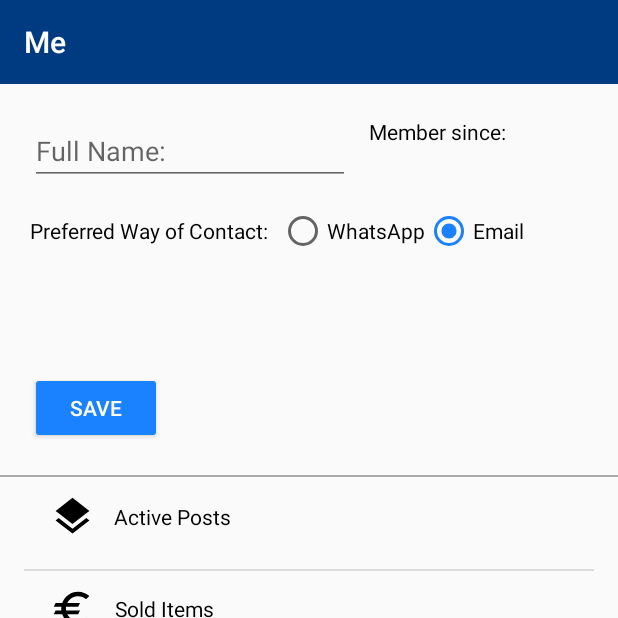
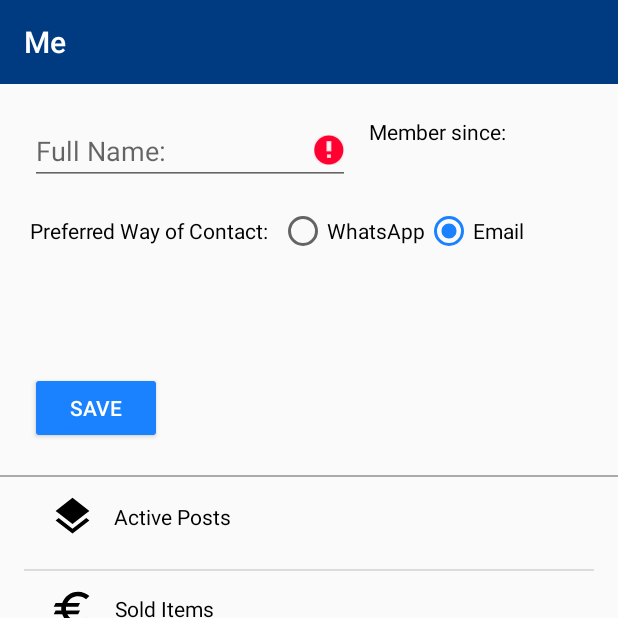
Before and after one commit to tillchen/JStore_Android, an Android app: the MeFragment screen opened through its navigation route, after a tap on "SAVE", on a phone screen of 412 x 824 dp, the top half of it. Run offline under Robolectric (Android 15) with nearby library versions, the light colour scheme and no system bars; our stand-ins replace Firebase (no records; nobody signed in at launch, a user with empty details on screens opened directly), navigation-ui, paging; libraries missing offline, so code that uses them is left out: androidx.paging, com.firebase.ui; 7 statements that could not run were skipped; 2 other taps on this screen came first.

Commit message:
enabled changing user info

```diff
--- a/app/src/main/java/com/tillchen/jstore/ui/me/MeFragment.java
+++ b/app/src/main/java/com/tillchen/jstore/ui/me/MeFragment.java
@@ -3,6 +3,7 @@ package com.tillchen.jstore.ui.me;
 import android.content.Intent;
 import android.graphics.Color;
 import android.os.Bundle;
+import android.text.TextUtils;
 import android.util.Log;
 import android.view.LayoutInflater;
 import android.view.View;
@@ -10,6 +11,7 @@ import android.view.ViewGroup;
 import android.widget.Button;
 import android.widget.EditText;
 import android.widget.ListView;
+import android.widget.ProgressBar;
 import android.widget.RadioButton;
 import android.widget.TextView;
 
@@ -21,6 +23,8 @@ import androidx.fragment.app.Fragment;
 import androidx.fragment.app.FragmentManager;
 
 import com.google.android.gms.tasks.OnCompleteListener;
+import com.google.android.gms.tasks.OnFailureListener;
+import com.google.android.gms.tasks.OnSuccessListener;
 import com.google.android.gms.tasks.Task;
 import com.google.android.material.snackbar.Snackbar;
 import com.google.firebase.auth.FirebaseAuth;
@@ -29,6 +33,7 @@ import com.google.firebase.firestore.DocumentSnapshot;
 import com.google.firebase.firestore.FirebaseFirestore;
 import com.tillchen.jstore.LoginActivity;
 import com.tillchen.jstore.MainActivity;
+import com.tillchen.jstore.NewUserActivity;
 import com.tillchen.jstore.R;
 import com.tillchen.jstore.models.MeItem;
 import com.tillchen.jstore.models.MeItemAdapter;
@@ -55,13 +60,15 @@ public class MeFragment extends Fragment implements View.OnClickListener {
     private EditText mEditTextFullName;
     private Button mSaveButton;
     private Button mSignOutButton;
+    private ProgressBar mProgressBar;
 
     private ListView mListView;
 
     private MeItemAdapter mMeItemAdapter;
 
     boolean isWhatsApp = false; // whether the user selected WhatsApp
-    boolean isEmail = false; // whether the user selected Email
+    String mFullName; // the full name that the user entered
+    String mPhone; // the phone number that the user entered
 
     private User mUser;
 
@@ -88,6 +95,7 @@ public class MeFragment extends Fragment implements View.OnClickListener {
 
     private void findViews(@NonNull View root) {
         mListView = root.findViewById(R.id.me_listView);
+        mDateTextView = root.findViewById(R.id.me_date_textView);
         mPlusSign = root.findViewById(R.id.me_plus_sign_textView);
         mEditTextPhone = root.findViewById(R.id.me_phone_editText);
         mEditTextFullName = root.findViewById(R.id.me_full_name_editText);
@@ -95,6 +103,8 @@ public class MeFragment extends Fragment implements View.OnClickListener {
         mRadioButton2 = root.findViewById(R.id.me_email_radioButton);
         mSaveButton = root.findViewById(R.id.me_save_button);
         mSignOutButton = root.findViewById(R.id.me_sign_out_button);
+        mProgressBar = root.findViewById(R.id.me_progressBar);
+        mProgressBar.setVisibility(View.INVISIBLE);
     }
 
     private void getUserFromDB() {
@@ -172,6 +182,8 @@ public class MeFragment extends Fragment implements View.OnClickListener {
 
     private void setData() {
         mEditTextFullName.setText(mUser.getFullName());
+        mDateTextView.setText(mUser.getCreationDate().toString().replaceAll("GMT.02:00 ", "")
+                .substring(4).replaceAll("..:..:.. ", ""));
         if (mUser.isWhatsApp()) {
             setVisible();
             mRadioButton1.setChecked(true);
@@ -192,7 +204,6 @@ public class MeFragment extends Fragment implements View.OnClickListener {
                 if (((RadioButton) v).isChecked()) {
                     setVisible();
                     isWhatsApp = true;
-                    isEmail = false;
                 }
                 break;
 
@@ -200,9 +211,53 @@ public class MeFragment extends Fragment implements View.OnClickListener {
                 if (((RadioButton) v).isChecked()) {
                     setInvisible();
                     isWhatsApp = false;
-                    isEmail = true;
                 }
                 break;
+            case R.id.me_save_button:
+                mFullName = mEditTextFullName.getText().toString();
+                mPhone = mEditTextPhone.getText().toString();
+
+                ((MainActivity)getActivity()).hideKeyboard(mEditTextFullName);
+                ((MainActivity)getActivity()).hideKeyboard(mEditTextPhone);
+
+                if (TextUtils.isEmpty(mFullName)) {
+                    mEditTextFullName.setError("Full Name can't be empty.");
+                    return;
+                }
+
+                if (isWhatsApp && TextUtils.isEmpty(mPhone)) {
+                    mEditTextPhone.setError("Phone number can't be empty.");
+                    return;
+                }
+
+                if (!mRadioButton1.isChecked() && !mRadioButton2.isChecked()) {
+                    showSnackbar("Please select your preferred way of contact.");
+                    return;
+                }
+
+                if (!isWhatsApp) {
+                    mPhone = "";
+                }
+
+                User nUser = new User(mFullName, isWhatsApp, mPhone, mUser.getEmail());
+                mProgressBar.setVisibility(View.VISIBLE);
+                db.collection(COLLECTION_USERS).document(mUser.getEmail()).set(nUser).addOnSuccessListener(new OnSuccessListener<Void>() {
+                    @Override
+                    public void onSuccess(Void aVoid) {
+                        Log.i(TAG, mUser.getEmail() + "is updated!");
+                        mProgressBar.setVisibility(View.INVISIBLE);
+                        showSnackbar("Saved!");
+                    }
+                }).addOnFailureListener(new OnFailureListener() {
+                            @Override
+                            public void onFailure(@NonNull Exception e) {
+                                Log.w(TAG, mUser.getEmail() + "is NOT updated!");
+                                showSnackbar("Error when writing your data! Please try again.");
+                                mProgressBar.setVisibility(View.INVISIBLE);
+                            }
+                        });
+                break;
+
             default:
                 break;
         }
--- a/app/src/main/res/layout/fragment_me.xml
+++ b/app/src/main/res/layout/fragment_me.xml
@@ -86,7 +86,7 @@
         android:text="@string/plus_sign"
         app:layout_constraintBottom_toBottomOf="@+id/me_phone_editText"
         app:layout_constraintEnd_toStartOf="@+id/me_phone_editText"
-        app:layout_constraintHorizontal_bias="0.83"
+        app:layout_constraintHorizontal_bias="0.9"
         app:layout_constraintStart_toStartOf="parent"
         app:layout_constraintTop_toTopOf="@+id/me_phone_editText" />
 
@@ -95,7 +95,7 @@
         android:layout_width="wrap_content"
         android:layout_height="wrap_content"
         android:digits="0123456789"
-        android:ems="12"
+        android:ems="10"
         android:hint="@string/phone_hint"
         android:inputType="number"
         android:maxLength="20"
@@ -173,4 +173,15 @@
         app:layout_constraintTop_toBottomOf="@+id/me_listView"
         app:layout_constraintVertical_bias="0.19999999" />
 
+    <ProgressBar
+        android:id="@+id/me_progressBar"
+        style="?android:attr/progressBarStyle"
+        android:layout_width="wrap_content"
+        android:layout_height="wrap_content"
+        app:layout_constraintBottom_toBottomOf="@+id/me_save_button"
+        app:layout_constraintEnd_toEndOf="@+id/me_phone_editText"
+        app:layout_constraintHorizontal_bias="0.2"
+        app:layout_constraintStart_toEndOf="@+id/me_save_button"
+        app:layout_constraintTop_toTopOf="@+id/me_save_button" />
+
 </androidx.constraintlayout.widget.ConstraintLayout>
```
